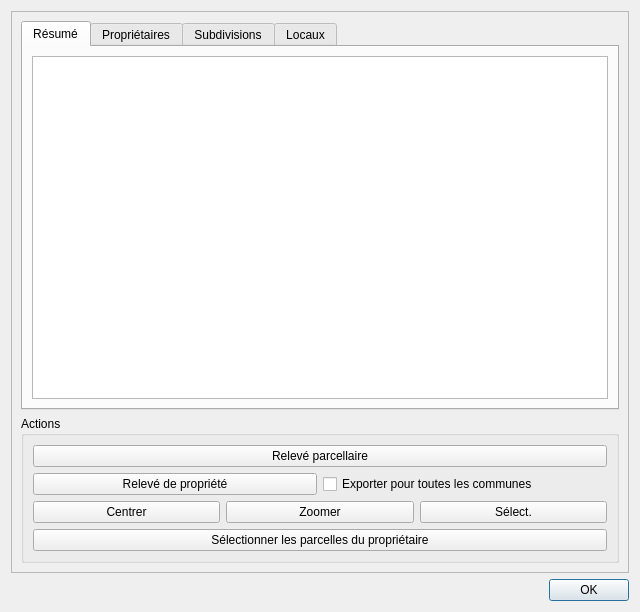
Old version of the form cadastre/forms/cadastre_parcelle_form.ui in the repository 3liz/QgisCadastrePlugin.
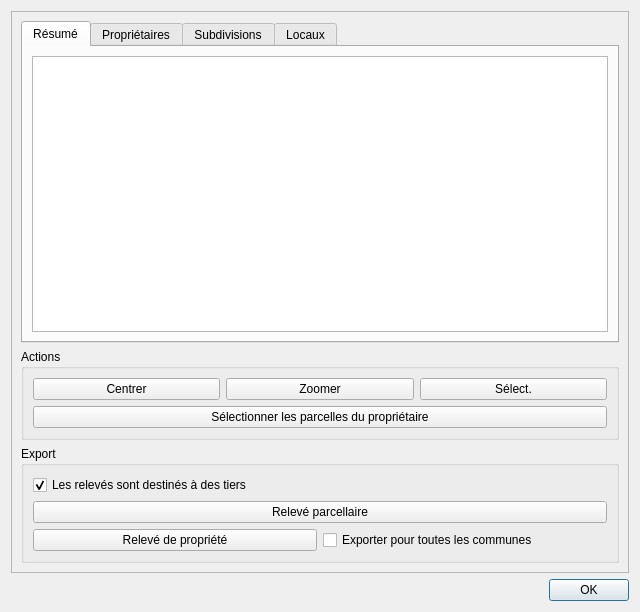
New version of the form.

Commit message:
Export des relevés - Ajout d'une option "Les relevés sont destinés à des tiers"
Une nouvelle case à cocher "Les relevés sont destinés à des tiers" est visible

* dans le panneau de recherche
* dans la popup d'identification de la parcelle

Elle est activée par défaut et a pour conséquence de ne pas exporter
les dates et lieux de naissance des propriétaires dans les relevés PDF.

```diff
--- a/cadastre/forms/cadastre_parcelle_form.ui
+++ b/cadastre/forms/cadastre_parcelle_form.ui
@@ -119,35 +119,6 @@
           <string>Actions</string>
          </property>
          <layout class="QVBoxLayout" name="verticalLayout_5">
-          <item>
-           <layout class="QHBoxLayout" name="horizontalLayout">
-            <item>
-             <widget class="QPushButton" name="btExportParcelle">
-              <property name="text">
-               <string>Relevé parcellaire</string>
-              </property>
-             </widget>
-            </item>
-           </layout>
-          </item>
-          <item>
-           <layout class="QHBoxLayout" name="horizontalLayout_4">
-            <item>
-             <widget class="QPushButton" name="btExportProprietaire">
-              <property name="text">
-               <string>Relevé de propriété</string>
-              </property>
-             </widget>
-            </item>
-            <item>
-             <widget class="QCheckBox" name="cbExportAllCities">
-              <property name="text">
-               <string>Exporter pour toutes les communes</string>
-              </property>
-             </widget>
-            </item>
-           </layout>
-          </item>
           <item>
            <layout class="QHBoxLayout" name="horizontalLayout_2">
             <item>
@@ -187,6 +158,60 @@
          </layout>
         </widget>
        </item>
+       <item>
+        <widget class="QGroupBox" name="groupBox">
+         <property name="title">
+          <string>Export</string>
+         </property>
+         <layout class="QVBoxLayout" name="verticalLayout_3">
+          <item>
+           <widget class="QCheckBox" name="cbForThirdParty">
+            <property name="toolTip">
+             <string>Lorsque cette case est cochée, les dates et lieux de naissance des propriétaires ne sont pas exportés dans les relevés PDF.</string>
+            </property>
+            <property name="text">
+             <string>Les relevés sont destinés à des tiers</string>
+            </property>
+            <property name="checked">
+             <bool>true</bool>
+            </property>
+           </widget>
+          </item>
+          <item>
+           <layout class="QHBoxLayout" name="horizontalLayout">
+            <item>
+             <widget class="QPushButton" name="btExportParcelle">
+              <property name="text">
+               <string>Relevé parcellaire</string>
+              </property>
+             </widget>
+            </item>
+           </layout>
+          </item>
+          <item>
+           <layout class="QHBoxLayout" name="horizontalLayout_4">
+            <item>
+             <widget class="QPushButton" name="btExportProprietaire">
+              <property name="text">
+               <string>Relevé de propriété</string>
+              </property>
+             </widget>
+            </item>
+            <item>
+             <widget class="QCheckBox" name="cbExportAllCities">
+              <property name="toolTip">
+               <string>Cocher cette case permet d'exporter le relevé de propriété pour toutes les communes. Cela peut être très long !</string>
+              </property>
+              <property name="text">
+               <string>Exporter pour toutes les communes</string>
+              </property>
+             </widget>
+            </item>
+           </layout>
+          </item>
+         </layout>
+        </widget>
+       </item>
       </layout>
      </widget>
     </widget>
```
Left out of the diff: 1 changed line with no effect on the pictures. The commit also changes 9 other files.
